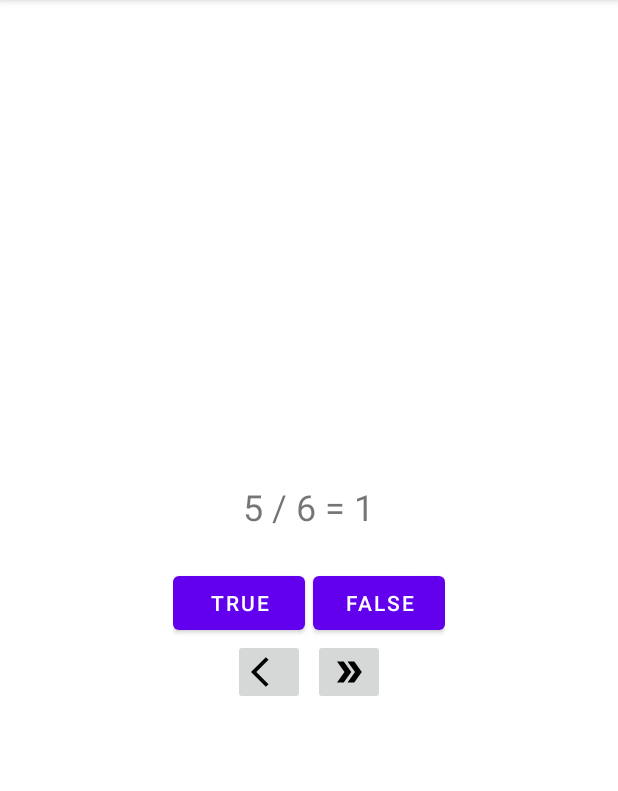
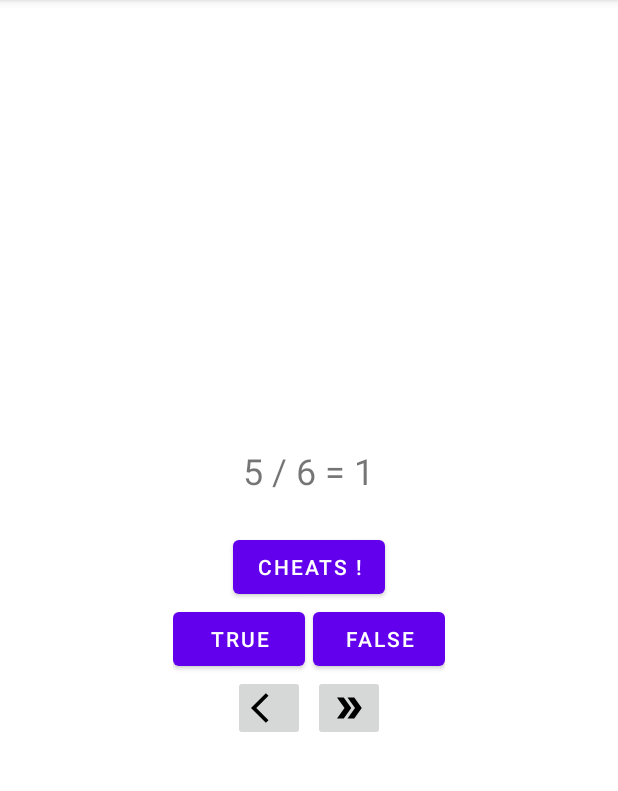
Before and after one commit to Eel-Aig-gYuh/School_android, an Android app: the screen it shows after launch (MainActivity), on a phone screen of 412 x 824 dp, the part 84-875 px from its top. Run offline under Robolectric (Android 15) with nearby library versions, the phone set to English and light mode, and no system bars.

Commit message:
add one more activity

```diff
--- a/gheeQuizz/app/src/main/AndroidManifest.xml
+++ b/gheeQuizz/app/src/main/AndroidManifest.xml
@@ -14,6 +14,9 @@
         android:theme="@style/Theme.GheeQuizz"
         tools:targetApi="31">
         <activity
+            android:name=".CheatActivity"
+            android:exported="false" />
+        <activity
             android:name=".MainActivity"
             android:exported="true">
             <intent-filter>
--- a/gheeQuizz/app/src/main/java/com/example/gheequizz/MainActivity.java
+++ b/gheeQuizz/app/src/main/java/com/example/gheequizz/MainActivity.java
@@ -4,6 +4,7 @@ import androidx.annotation.NonNull;
 import androidx.appcompat.app.AppCompatActivity;
 
 import android.content.Context;
+import android.content.Intent;
 import android.nfc.Tag;
 import android.os.Bundle;
 import android.os.PersistableBundle;
@@ -13,6 +14,8 @@ import android.widget.Button;
 import android.widget.ImageButton;
 import android.widget.TextView;
 import android.widget.Toast;
+
+import com.google.android.material.internal.EdgeToEdgeUtils;
 
 import java.util.ArrayList;
 import java.util.List;
@@ -24,10 +27,12 @@ public class MainActivity extends AppCompatActivity {
     private Button mBtnFalse;
     private ImageButton mBtnNext;
     private ImageButton mBtnPrevious;
+    private Button mBtnCheat;
     private TextView mlbQuestion;
     public int current_idx = 0;
     private boolean resultFromBtn;
     private static final String KEY_INDEX = "index";
+    private static final String TAG = "index";
 
 
     private Question[] QuestionBank = new Question[]{
@@ -60,12 +65,18 @@ public class MainActivity extends AppCompatActivity {
     protected void onCreate(Bundle savedInstanceState) {
         super.onCreate(savedInstanceState);
         setContentView(R.layout.activity_main);
+        Log.i(TAG, "onCreate() Called");
+
+        if(savedInstanceState != null){
+            current_idx = savedInstanceState.getInt(KEY_INDEX, 0);
+        }
 
         mlbQuestion = findViewById(R.id.lblQuestion);
         mBtnNext = findViewById(R.id.btnNext);
         mBtnTrue = findViewById(R.id.btnTrue);
         mBtnFalse = findViewById(R.id.btnFalse);
         mBtnPrevious = findViewById(R.id.btnPrevious);
+        mBtnCheat = findViewById(R.id.btnCheat);
 
         mBtnTrue.setOnClickListener(new View.OnClickListener() {
             @Override
@@ -80,6 +91,15 @@ public class MainActivity extends AppCompatActivity {
             }
         });
 
+
+        mBtnCheat.setOnClickListener(new View.OnClickListener() {
+            @Override
+            public void onClick(View view) {
+                boolean answer = QuestionBank[current_idx].isResult();
+                Intent cheatActivity = CheatActivity.newIntent(MainActivity.this, answer);
+                startActivity(cheatActivity);
+            }
+        });
 
 
         mBtnNext.setOnClickListener(new View.OnClickListener() {
@@ -100,6 +120,9 @@ public class MainActivity extends AppCompatActivity {
             }
         });
 
+
+
+
         getQuestions();
 
 
--- a/gheeQuizz/app/src/main/res/layout-land/activity_main.xml
+++ b/gheeQuizz/app/src/main/res/layout-land/activity_main.xml
@@ -40,6 +40,17 @@
         </Button>
     </LinearLayout>
 
+    <Button
+        android:id="@+id/btnCheat"
+        android:layout_width="wrap_content"
+        android:layout_height="wrap_content"
+        android:text="Cheats !"
+        android:layout_gravity="center"
+        android:gravity="center"
+        android:layout_marginBottom="50dp">
+
+
+    </Button>
 
     <LinearLayout
         android:layout_width="match_parent"
--- a/gheeQuizz/app/src/main/res/layout/activity_main.xml
+++ b/gheeQuizz/app/src/main/res/layout/activity_main.xml
@@ -23,6 +23,16 @@
             android:textSize="24dp"
             android:padding="24dp"
             />
+
+        <Button
+            android:id="@+id/btnCheat"
+            android:layout_width="wrap_content"
+            android:layout_height="wrap_content"
+            android:text="Cheats !"
+            android:layout_gravity="center"
+            android:gravity="center">
+
+        </Button>
 
         <LinearLayout
             android:layout_width="wrap_content"
--- a/gheeQuizz/app/src/main/res/values/strings.xml
+++ b/gheeQuizz/app/src/main/res/values/strings.xml
@@ -6,6 +6,9 @@
     <string name="txtBtnPrevious"> PREVIOUS </string>
     <string name="ToastResultTrue">Ban da tra loi DUNG</string>
     <string name="ToastResultFalse">Ban da tra loi SAI</string>
+    <string name="lblCheatActivity">Are u sure want to do this ?</string>
+    <string name="btnShow">Show</string>
+
 
     <string name="Question1">5 / 6 = 1</string>
     <string name="Question2">2 * 8 = 16</string>
```
Also changed, not shown: gheeQuizz/app/src/main/java/com/example/gheequizz/CheatActivity.java (added, +46 -0 lines), gheeQuizz/app/src/main/res/layout/activity_cheat.xml (added, +46 -0 lines).
